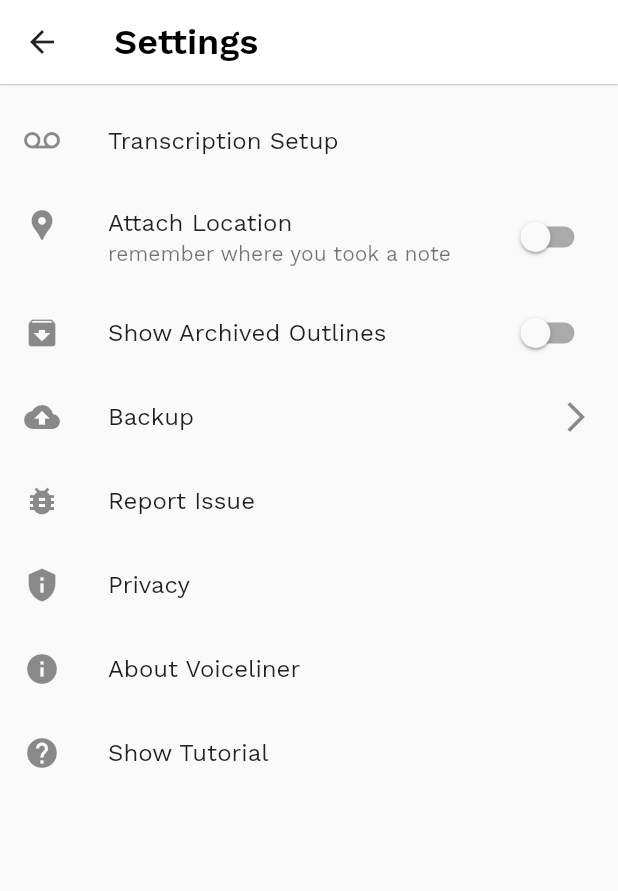
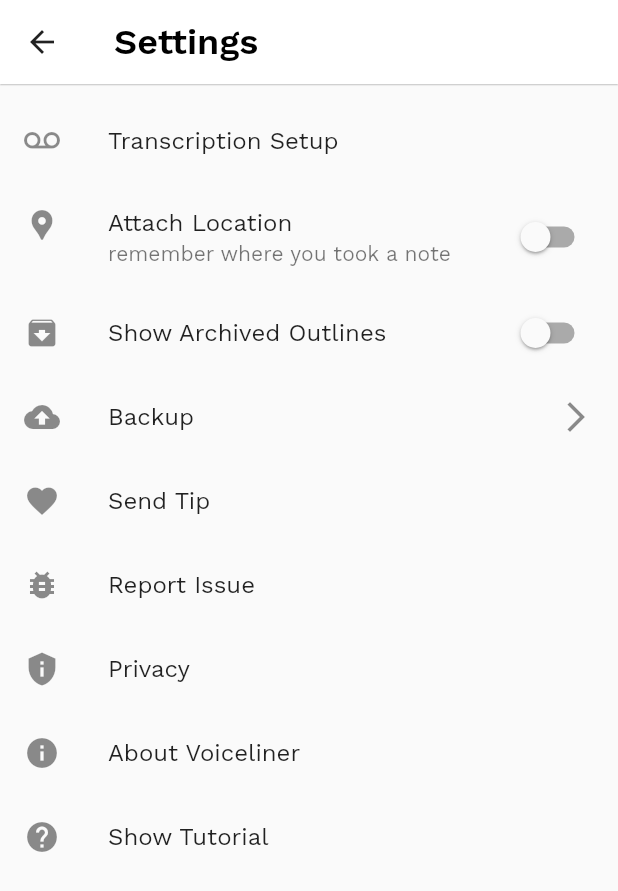
Before and after one commit to maxkrieger/voiceliner, a Flutter app: the SettingsView screen opened directly, on a phone screen of 412 x 824 dp. Shown: the top 891 px of the screen. Run offline on Flutter 3.47's test engine with Material 2 defaults, Android fonts, the phone set to English and light mode, and no system bars; our stand-ins replace connectivity_plus, emoji_picker_flutter, flutter_map, google_sign_in, introduction_screen, latlong2 and 9 more; missing offline and left inert: extension_google_sign_in_as_googleapis_auth, filesize, flutter_archive, flutter_sound, flutter_vibrate, googleapis and 2 more; accounts and stored records are empty; statements that could not run were skipped.

Commit message:
add donation/tip button

```diff
--- a/lib/views/settings_view.dart
+++ b/lib/views/settings_view.dart
@@ -169,6 +169,12 @@ class _SettingsViewState extends State<SettingsView> {
                             builder: (_) => const DriveSettingsView())),
                   ),
                   ListTile(
+                    leading: const Icon(Icons.favorite),
+                    title: const Text("Send Tip"),
+                    onTap: () =>
+                        launch("https://github.com/sponsors/maxkrieger"),
+                  ),
+                  ListTile(
                     leading: const Icon(Icons.bug_report),
                     title: const Text("Report Issue"),
                     onTap: () => launch(
--- a/pubspec.yaml
+++ b/pubspec.yaml
@@ -15,7 +15,7 @@ publish_to: 'none' # Remove this line if you wish to publish to pub.dev
 # In iOS, build-name is used as CFBundleShortVersionString while build-number used as CFBundleVersion.
 # Read more about iOS versioning at
 # https://developer.apple.com/library/archive/documentation/General/Reference/InfoPlistKeyReference/Articles/CoreFoundationKeys.html
-version: 1.21.5+87
+version: 1.21.6+88
 
 environment:
   sdk: ">=2.12.0 <3.0.0"
```
